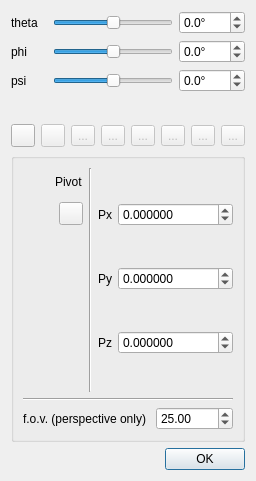
First picture: the form in qCC/ui_templates/cameraParamDlg.ui, repository archeos/cloudcompare-archeos, before the edit.
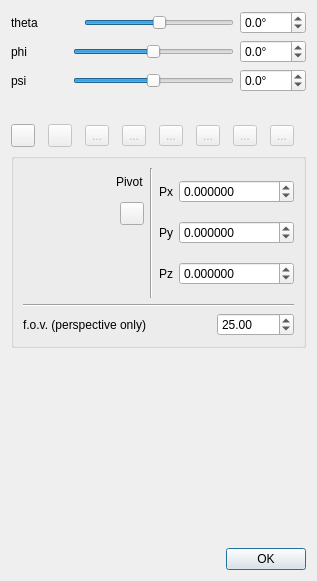
Second picture: the form after the edit. Icons and pictures are not drawn.

Diff of the .ui file:
```diff
--- a/qCC/ui_templates/cameraParamDlg.ui
+++ b/qCC/ui_templates/cameraParamDlg.ui
@@ -6,14 +6,20 @@
    <rect>
     <x>0</x>
     <y>0</y>
-    <width>246</width>
-    <height>481</height>
+    <width>317</width>
+    <height>581</height>
    </rect>
   </property>
+  <property name="minimumSize">
+   <size>
+    <width>317</width>
+    <height>581</height>
+   </size>
+  </property>
   <property name="maximumSize">
    <size>
-    <width>246</width>
-    <height>481</height>
+    <width>317</width>
+    <height>581</height>
    </size>
   </property>
   <property name="windowTitle">
@@ -652,6 +658,19 @@
      </layout>
     </widget>
    </item>
+   <item>
+    <spacer name="verticalSpacer_2">
+     <property name="orientation">
+      <enum>Qt::Vertical</enum>
+     </property>
+     <property name="sizeHint" stdset="0">
+      <size>
+       <width>20</width>
+       <height>40</height>
+      </size>
+     </property>
+    </spacer>
+   </item>
    <item>
     <widget class="QDialogButtonBox" name="buttonBox">
      <property name="orientation">
```
